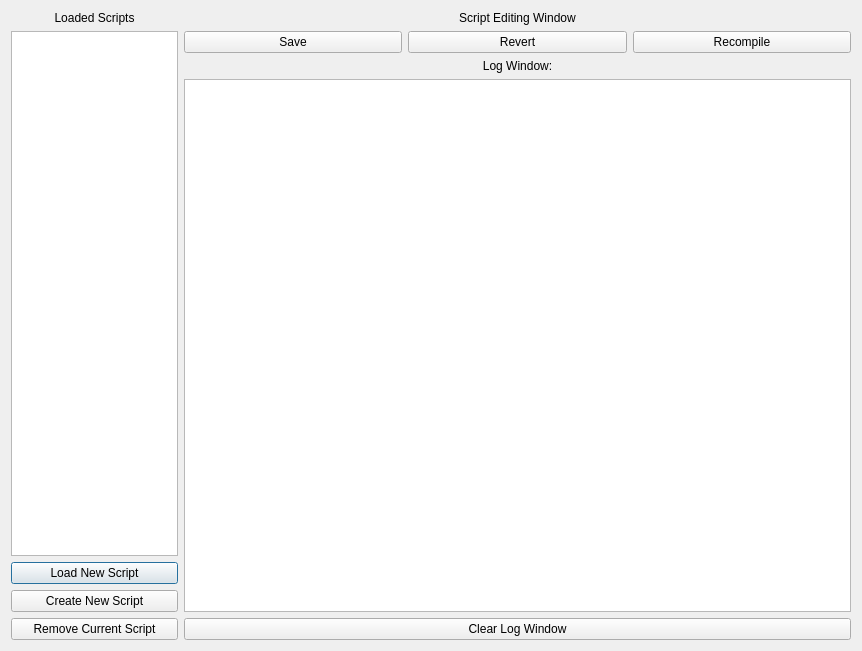
Before: the Qt Designer form ui/scriptingwindow.ui in collin80/SavvyCAN, drawn with Qt 5.
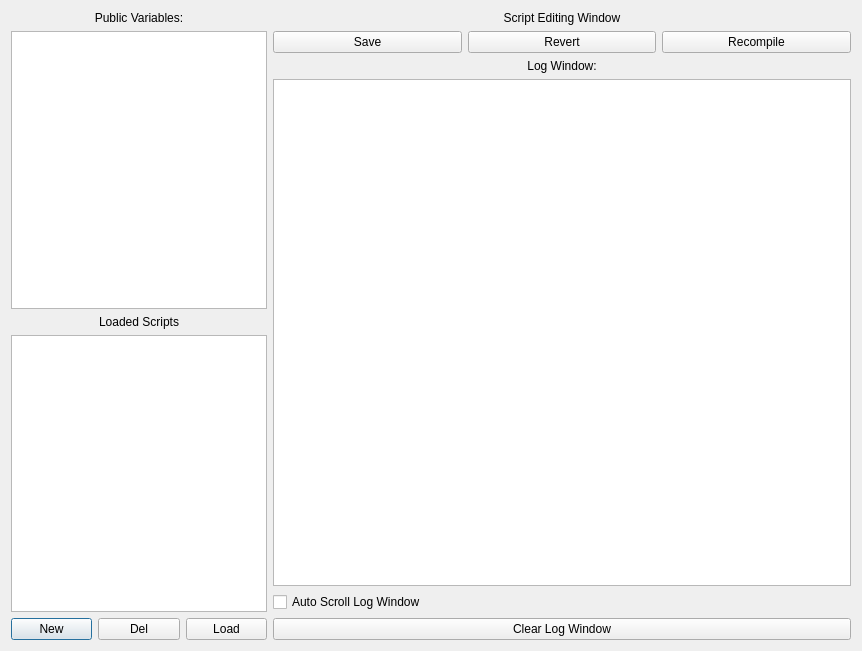
After: the same form once the commit is applied.

Commit message: Various changes to support use and loading of multiple scripts in the scripting system.

```diff
--- a/ui/scriptingwindow.ui
+++ b/ui/scriptingwindow.ui
@@ -13,9 +13,22 @@
   <property name="windowTitle">
    <string>Scripting Interface</string>
   </property>
-  <layout class="QHBoxLayout" name="horizontalLayout" stretch="1,4">
+  <layout class="QHBoxLayout" name="horizontalLayout" stretch="0,4">
    <item>
     <layout class="QVBoxLayout" name="verticalLayout_2">
+     <item>
+      <widget class="QLabel" name="label_4">
+       <property name="text">
+        <string>Public Variables:</string>
+       </property>
+       <property name="alignment">
+        <set>Qt::AlignCenter</set>
+       </property>
+      </widget>
+     </item>
+     <item>
+      <widget class="QTableWidget" name="tableVariables"/>
+     </item>
      <item>
       <widget class="QLabel" name="label">
        <property name="text">
@@ -30,30 +43,34 @@
       <widget class="QListWidget" name="listLoadedScripts"/>
      </item>
      <item>
-      <widget class="QPushButton" name="btnLoadScript">
-       <property name="text">
-        <string>Load New Script</string>
-       </property>
-      </widget>
-     </item>
+      <layout class="QHBoxLayout" name="horizontalLayout_3">
      <item>
       <widget class="QPushButton" name="btnNewScript">
        <property name="text">
-        <string>Create New Script</string>
+          <string>New</string>
        </property>
       </widget>
      </item>
      <item>
       <widget class="QPushButton" name="btnRemoveScript">
        <property name="text">
-        <string>Remove Current Script</string>
+          <string>Del</string>
        </property>
       </widget>
      </item>
-    </layout>
-   </item>
+       <item>
+        <widget class="QPushButton" name="btnLoadScript">
+         <property name="text">
+          <string>Load</string>
+         </property>
+        </widget>
+       </item>
+      </layout>
+     </item>
+    </layout>
+   </item>
    <item>
-    <layout class="QVBoxLayout" name="verticalLayout" stretch="0,0,0,4,0">
+    <layout class="QVBoxLayout" name="verticalLayout" stretch="0,0,0,4,0,0">
      <item>
       <widget class="QLabel" name="label_2">
        <property name="text">
@@ -102,6 +119,13 @@
      <item>
       <widget class="QListWidget" name="listLog"/>
      </item>
+     <item>
+      <widget class="QCheckBox" name="cbAutoScroll">
+       <property name="text">
+        <string>Auto Scroll Log Window</string>
+       </property>
+      </widget>
+     </item>
      <item>
       <widget class="QPushButton" name="btnClearLog">
        <property name="text">
```
Lines whose indentation alone changed are shown as unchanged. The commit also changes 4 other files.
